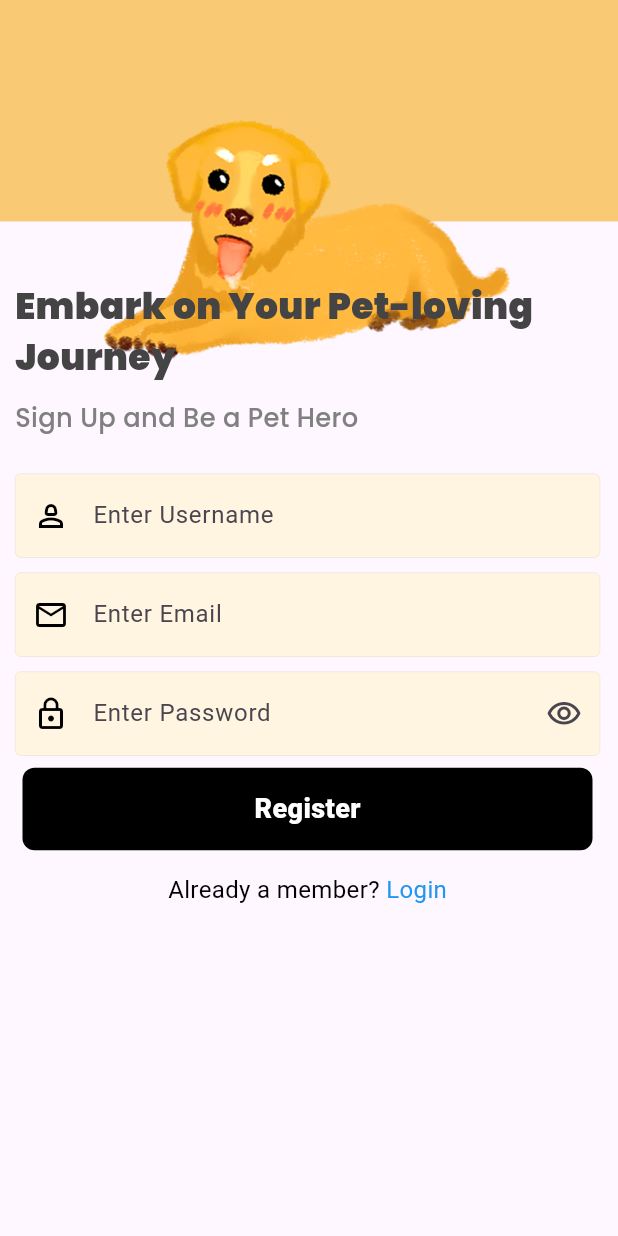
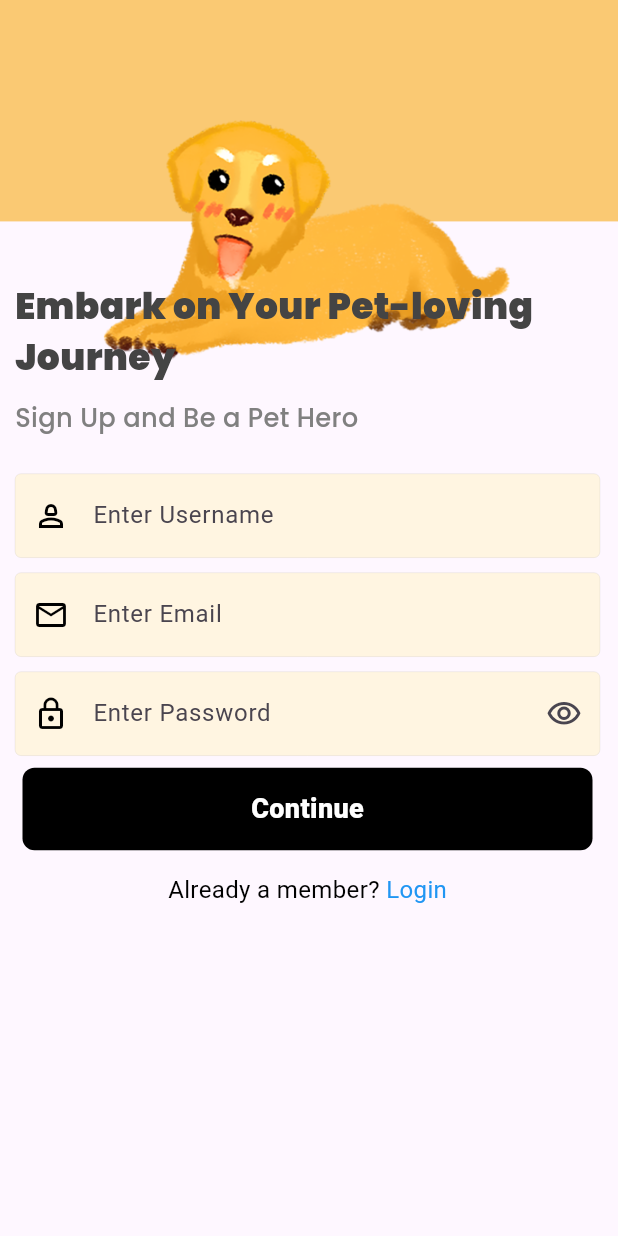
Before and after one commit to Ali-Azhar128/PawsitiveProject, a Flutter app: the screen it shows after launch, after a tap on "Sign up with email", on a phone screen of 412 x 824 dp. Run offline on Flutter 3.47's test engine with Material 3 defaults, Android fonts, the light colour scheme and no system bars; our stand-ins replace auth_buttons, cloud_firestore, firebase_auth, firebase_core, firebase_storage, flutter_dotenv and 12 more; missing offline and left inert: flutter_stripe, map_launcher; accounts and stored records are empty.

Commit message:
Added OTP Functionality

```diff
--- a/lib/Pages/AuthenticationPages/WelcomeScreen.dart
+++ b/lib/Pages/AuthenticationPages/WelcomeScreen.dart
@@ -28,7 +28,7 @@ class _WelcomeScreenState extends State<WelcomeScreen> {
       setState(() {
         _user = event;
       });
-      if (_user != null) {
+      if (_user?.displayName != null) {
         print(_user!.displayName);
         Get.offAll(() => BottomNav());
       }
--- a/lib/Pages/AuthenticationPages/signinPage.dart
+++ b/lib/Pages/AuthenticationPages/signinPage.dart
@@ -114,7 +114,8 @@ class signinPage extends StatelessWidget {
     textStyles textStyle = textStyles();
 
     return Scaffold(
-      body: Padding(
+      body: SingleChildScrollView(
+        child: Padding(
           padding: const EdgeInsets.fromLTRB(10, 10, 12, 5),
           child: Obx(
             () => SafeArea(
@@ -387,6 +388,7 @@ class signinPage extends StatelessWidget {
             ),
           ),
         ),
+      ),
     );
   }
 }
--- a/lib/Pages/AuthenticationPages/signupPage.dart
+++ b/lib/Pages/AuthenticationPages/signupPage.dart
@@ -11,13 +11,24 @@ import 'package:pawsitive1/Controllers/getxControllers/hideIconController.dart';
 import 'package:pawsitive1/Controllers/getxControllers/iconColorController.dart';
 import 'package:google_fonts/google_fonts.dart';
 import 'package:pawsitive1/Controllers/getxControllers/signupFieldController.dart';
+import 'package:pawsitive1/Pages/AuthenticationPages/phoneVerificationPage.dart';
 import 'package:pawsitive1/Pages/AuthenticationPages/signinPage.dart';
 
 import 'package:pawsitive1/Widgets/Button.dart';
 
-class signupPage extends StatelessWidget {
+class signupPage extends StatefulWidget {
   const signupPage({super.key});
 
+  @override
+  State<signupPage> createState() => _signupPageState();
+}
+
+class _signupPageState extends State<signupPage> {
+  var _emailFormKey = GlobalKey<FormState>();
+
+  var _passFormKey = GlobalKey<FormState>();
+
+  var _usernameFormKey = GlobalKey<FormState>();
   @override
   Widget build(BuildContext context) {
     ScreenUtil.init(context);
@@ -69,9 +80,6 @@ class signupPage extends StatelessWidget {
     bool emailInUse = false;
 
     //Global keys for forms
-    final _emailFormKey = GlobalKey<FormState>();
-    final _passFormKey = GlobalKey<FormState>();
-    final _usernameFormKey = GlobalKey<FormState>();
 
     Future<void> createUser(String email, String pass, String userName) async {
       FirebaseAuth firebaseAuth = FirebaseAuth.instance;
@@ -86,21 +94,10 @@ class signupPage extends StatelessWidget {
         );
 
         User? user = credential.user;
+        print('here');
 
-        if (user != null) {
-          // Create a new document with UID as the document ID
-          await firestore.collection('users').doc(user.uid).set({
-            'email': email,
-            'username': userName,
-            'createdAt': FieldValue.serverTimestamp(),
-            'donationAmt': 0,
-            'straysReported': 0,
-          });
-
-          print("User and document created successfully.");
-          Get.offAll(() =>
-              signinPage()); // Navigate to sign-in page after successful registration
-        }
+        Get.to(() => PhoneVerificationPage(
+            email: email, password: pass, name: userName, user: user));
       } on FirebaseAuthException catch (e) {
         if (e.code == 'weak-password') {
           print('The password provided is too weak.');
@@ -144,10 +141,13 @@ class signupPage extends StatelessWidget {
     String pass;
 
     return Scaffold(
-      body: Stack(
+      body: SingleChildScrollView(
+        child: Column(
+          children: [
+            Stack(
               children: [
                 Container(
-            height: double.infinity,
+                  height: MediaQuery.of(context).size.height,
                 ),
                 Container(
                   color: Color.fromARGB(255, 250, 201, 115),
@@ -183,7 +183,8 @@ class signupPage extends StatelessWidget {
                               style: GoogleFonts.poppins(
                                 textStyle: TextStyle(
                                     fontSize: 21.sp, // Set the font size
-                              fontWeight: FontWeight.w900, // Make the text bold
+                                    fontWeight:
+                                        FontWeight.w900, // Make the text bold
                                     color: Color.fromARGB(255, 68, 68,
                                         68) // Set your desired text color
                                     ),
@@ -294,11 +295,13 @@ class signupPage extends StatelessWidget {
                                   ),
                                   focusedBorder: OutlineInputBorder(
                                     borderSide: BorderSide(
-                                color: iconColorController.emailFocus.value
+                                      color: iconColorController
+                                              .emailFocus.value
                                           ? Colors.black
                                           : Colors
                                               .grey, // Change the border color when focused
-                                width: iconColorController.emailFocus.value
+                                      width: iconColorController
+                                              .emailFocus.value
                                           ? 0.9
                                           : 0.3, // Change the border width when focused
                                     ),
@@ -419,13 +422,15 @@ class signupPage extends StatelessWidget {
                               if (!isFormValid()) {
                                 print('Credentials are invalid');
                               } else {
-                          await createUser(emailController.text,
-                              passwordController.text, usernameController.text);
+                                await createUser(
+                                    emailController.text,
+                                    passwordController.text,
+                                    usernameController.text);
                                 _emailFormKey.currentState?.validate();
                                 print('User created');
                               }
                             },
-                      child: Button(text: "Register"),
+                            child: Button(text: "Continue"),
                           ),
                           Align(
                             alignment: Alignment.center,
@@ -437,7 +442,8 @@ class signupPage extends StatelessWidget {
                                     style: TextStyle(
                                       color: Colors
                                           .black, // Color for the text before "Login"
-                                fontSize: 16, // Set your desired font size
+                                      fontSize:
+                                          16, // Set your desired font size
                                     ),
                                   ),
                                   TextSpan(
@@ -448,7 +454,8 @@ class signupPage extends StatelessWidget {
                                     text: 'Login',
                                     style: TextStyle(
                                       color: Colors.blue, // Color for "Login"
-                                fontSize: 16, // Set your desired font size
+                                      fontSize:
+                                          16, // Set your desired font size
                                       // Add more styling here if needed
                                     ),
                                   ),
@@ -463,6 +470,9 @@ class signupPage extends StatelessWidget {
                 ),
               ],
             ),
+          ],
+        ),
+      ),
     );
   }
 }
--- a/pubspec.yaml
+++ b/pubspec.yaml
@@ -55,6 +55,8 @@ dependencies:
   easy_sidemenu: ^0.6.0
   url_launcher: ^6.2.4
   map_launcher: ^3.3.0
+  intl_phone_field: ^3.2.0
+  sms_autofill: ^2.3.1
 
 dev_dependencies:
   flutter_test:
```
Also changed, not shown: lib/Pages/AuthenticationPages/OTPAuthPage.dart (added, +111 -0 lines), lib/Pages/AuthenticationPages/phoneVerificationPage.dart (added, +103 -0 lines), pubspec.lock, 5 other files. Lines whose indentation alone changed are shown as unchanged.
